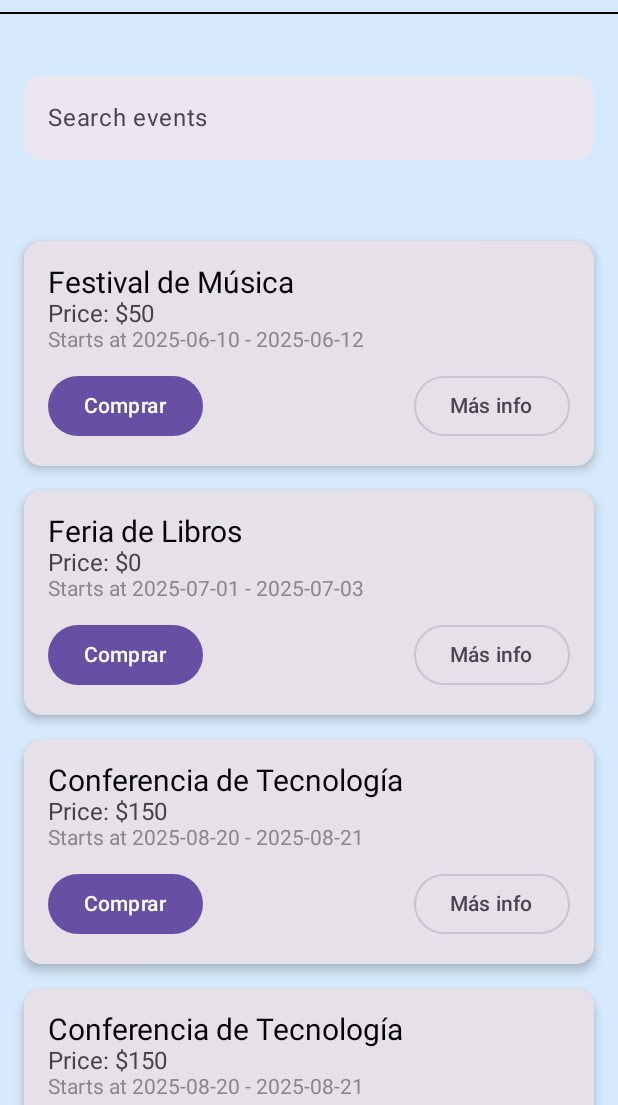
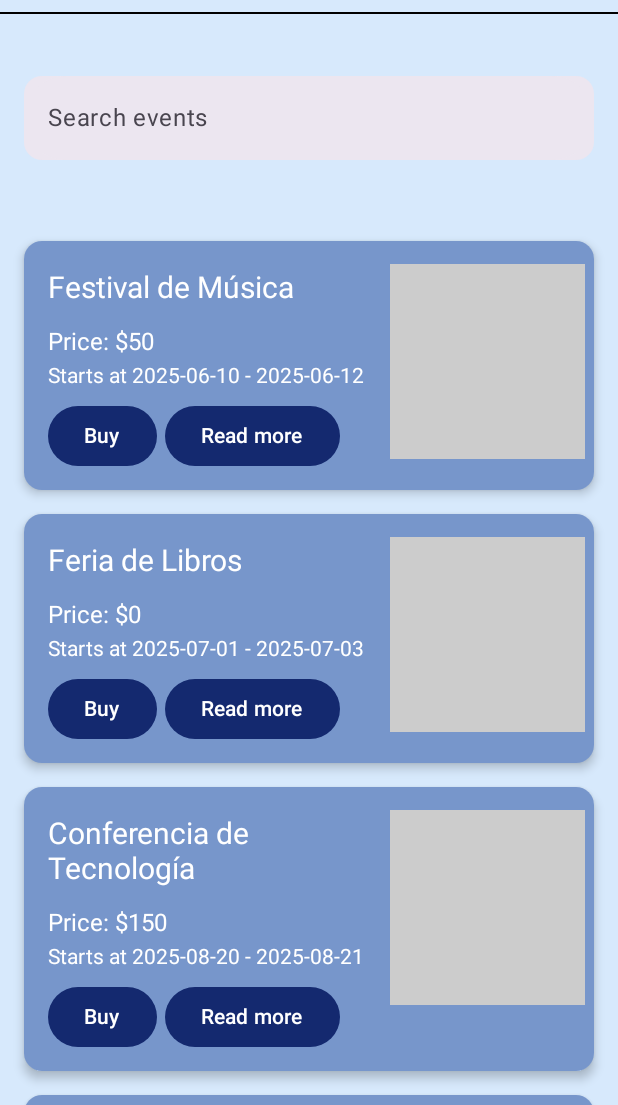
Before and after one commit to MingEvents/MingsEventsApp, an Android app built with Jetpack Compose: the @Preview function EventPagePreview, on a phone screen of 412 x 824 dp, the part 131-1236 px from its top. Run offline under Robolectric (Android 15) with nearby library versions, the phone set to English and light mode, and no system bars; pictures from the network do not load.

Commit message:
lst events done

```diff
--- a/app/build.gradle.kts
+++ b/app/build.gradle.kts
@@ -60,4 +60,5 @@ dependencies {
     debugImplementation(libs.androidx.ui.tooling)
     debugImplementation(libs.androidx.ui.test.manifest)
     implementation("androidx.navigation:navigation-compose:2.7.5")
+    implementation("io.coil-kt:coil-compose:2.4.0")
 }
--- a/app/src/main/AndroidManifest.xml
+++ b/app/src/main/AndroidManifest.xml
@@ -1,6 +1,7 @@
 <?xml version="1.0" encoding="utf-8"?>
 <manifest xmlns:android="http://schemas.android.com/apk/res/android"
     xmlns:tools="http://schemas.android.com/tools">
+    <uses-permission android:name="android.permission.INTERNET" />
 
     <application
         android:allowBackup="true"
--- a/app/src/main/java/com/example/mingseventsapp/AppNavHost.kt
+++ b/app/src/main/java/com/example/mingseventsapp/AppNavHost.kt
@@ -9,6 +9,7 @@ import androidx.navigation.compose.rememberNavController
 import com.example.mingseventsapp.layouts.login.LoginScreen
 import com.example.mingseventsapp.layouts.login.PutBackground
 import com.example.mingseventsapp.layouts.menu.HomeMenuContent
+import com.example.mingseventsapp.layouts.register.RegisterScreen
 
 
 @Composable
@@ -21,9 +22,6 @@ fun AppNavHost(navController: NavHostController = rememberNavController()) {
                 LoginScreen(
                     viewModel = viewModel,
                     navController = navController,
-                    onNavigateToRegister = {
-                        navController.navigate(Routes.REGISTER)
-                    }
                 )
             }
         }
@@ -31,7 +29,7 @@ fun AppNavHost(navController: NavHostController = rememberNavController()) {
             HomeMenuContent()
         }
         composable(Routes.REGISTER) {
-            // Aquí puedes agregar tu RegisterScreen o lo que desees mostrar en esa ruta
+            RegisterScreen()
         }
     }
 }
--- a/app/src/main/java/com/example/mingseventsapp/layouts/login/LoginActivity.kt
+++ b/app/src/main/java/com/example/mingseventsapp/layouts/login/LoginActivity.kt
@@ -32,6 +32,7 @@ import androidx.compose.material3.*
 import androidx.compose.runtime.*
 import androidx.compose.ui.text.input.KeyboardType
 import androidx.compose.ui.text.input.PasswordVisualTransformation
+import androidx.compose.ui.window.Dialog
 import androidx.lifecycle.viewmodel.compose.viewModel
 import androidx.navigation.NavHostController
 import com.example.mingseventsapp.AppNavHost
@@ -62,9 +63,10 @@ fun PutBackground(content: @Composable () -> Unit) {
 
 @Composable
 fun LoginScreen(viewModel: LoginViewModel = viewModel(),
-                onNavigateToRegister: () -> Unit,
                 navController: NavHostController,) {
+
     val state by viewModel.formState.collectAsState()
+    val localLoadingState = remember { mutableStateOf(state.isLoading) }
 
     LaunchedEffect(Unit) {
         viewModel.navigateToMenu.collect {
@@ -75,16 +77,8 @@ fun LoginScreen(viewModel: LoginViewModel = viewModel(),
     }
 
     if (state.isLoading) {
-        Box(
-            modifier = Modifier
-                .fillMaxSize(),
-            contentAlignment = Alignment.Center
-        ) {
-            CircularProgressIndicator(
-                color = Color(0xFF14296F)
-            )
-        }
-    } else {
+        showLoadingDialog(localLoadingState)
+    }
     Column(
         modifier = Modifier
             .fillMaxSize()
@@ -146,9 +140,25 @@ fun LoginScreen(viewModel: LoginViewModel = viewModel(),
             color = MaterialTheme.colorScheme.primary,
             modifier = Modifier
                 .clickable {
-                    onNavigateToRegister()
-                }
+                    navController.navigate(Routes.REGISTER)
+                 }
         )
     }
-  }
 }
+
+@Composable
+fun showLoadingDialog(isLoading: MutableState<Boolean>) {
+    Dialog(
+        onDismissRequest = { isLoading.value = false }
+          ) {
+        Box(
+            modifier = Modifier
+                .fillMaxSize(),
+            contentAlignment = Alignment.Center
+           ) {
+            CircularProgressIndicator(
+                color = Color(0xFF14296F)
+                                     )
+        }
+    }
+}
--- a/app/src/main/java/com/example/mingseventsapp/layouts/login/LoginViewModel.kt
+++ b/app/src/main/java/com/example/mingseventsapp/layouts/login/LoginViewModel.kt
@@ -37,7 +37,7 @@ class LoginViewModel : ViewModel() {
             _formState.value = _formState.value.copy(isLoading = true)
             delay(2000)
 
-            if (_formState.value.email == "admin@example.com" && _formState.value.password == "1234") {
+            if (_formState.value.email == "" && _formState.value.password == "") {
                 _formState.value = _formState.value.copy(error = null)
                 _navigateToMenu.emit(Unit)
 
--- a/app/src/main/java/com/example/mingseventsapp/layouts/pages/EventPage.kt
+++ b/app/src/main/java/com/example/mingseventsapp/layouts/pages/EventPage.kt
@@ -1,5 +1,7 @@
 package com.example.mingseventsapp.layouts.pages
 
+import android.annotation.SuppressLint
+import androidx.compose.foundation.Image
 import androidx.compose.foundation.background
 import androidx.compose.foundation.border
 import androidx.compose.foundation.layout.Arrangement
@@ -12,11 +14,14 @@ import androidx.compose.foundation.layout.fillMaxSize
 import androidx.compose.foundation.layout.fillMaxWidth
 import androidx.compose.foundation.layout.height
 import androidx.compose.foundation.layout.padding
+import androidx.compose.foundation.layout.size
+import androidx.compose.foundation.layout.width
 import androidx.compose.foundation.layout.wrapContentHeight
 import androidx.compose.foundation.lazy.LazyColumn
 import androidx.compose.foundation.lazy.items
 import androidx.compose.foundation.shape.RoundedCornerShape
 import androidx.compose.material3.Button
+import androidx.compose.material3.ButtonDefaults
 import androidx.compose.material3.Card
 import androidx.compose.material3.CardDefaults
 import androidx.compose.material3.Divider
@@ -25,6 +30,7 @@ import androidx.compose.material3.OutlinedButton
 import androidx.compose.material3.SearchBar
 import androidx.compose.material3.Text
 import androidx.compose.runtime.Composable
+import androidx.compose.runtime.MutableState
 import androidx.compose.runtime.getValue
 import androidx.compose.runtime.mutableStateOf
 import androidx.compose.runtime.remember
@@ -36,6 +42,9 @@ import androidx.compose.ui.tooling.preview.Preview
 import androidx.compose.ui.unit.dp
 import androidx.compose.ui.unit.sp
 import androidx.compose.runtime.setValue
+import androidx.compose.ui.draw.shadow
+import androidx.compose.ui.window.Dialog
+import coil.compose.AsyncImage
 import com.example.mingseventsapp.model.event.Event
 
 
@@ -46,10 +55,11 @@ fun EventPagePreview() {
 }
 
 
+@SuppressLint("MutableCollectionMutableState")
 @OptIn(ExperimentalMaterial3Api::class)
 @Composable
 fun EventPage() {
-    var events = listOf(
+    var events = mutableListOf(
         Event(
             event_id = 1,
             name = "Festival de Música",
@@ -87,10 +97,10 @@ fun EventPage() {
             establish_id = 3
         ),
         Event(
-            event_id = 3,
-            name = "Conferencia de Tecnología",
-            price = 150,
-            reserved_places = 250,
+            event_id = 4,
+            name = "Final champions Barça vs Arsenal",
+            price = 1050,
+            reserved_places = 1250,
             photo = "",
             start_date = "2025-08-20",
             end_date = "2025-08-21",
@@ -99,10 +109,10 @@ fun EventPage() {
             establish_id = 3
         ),
         Event(
-            event_id = 3,
-            name = "Conferencia de Tecnología",
-            price = 150,
-            reserved_places = 250,
+            event_id = 5,
+            name = "Concierto Trueno y BadGyal",
+            price = 350,
+            reserved_places = 650,
             photo = "",
             start_date = "2025-08-20",
             end_date = "2025-08-21",
@@ -110,72 +120,15 @@ fun EventPage() {
             descripcion = "Innovación, IA, y futuro digital.",
             establish_id = 3
         ),
-        Event(
-            event_id = 3,
-            name = "Conferencia de Tecnología",
-            price = 150,
-            reserved_places = 250,
-            photo = "",
-            start_date = "2025-08-20",
-            end_date = "2025-08-21",
-            seating = 400,
-            descripcion = "Innovación, IA, y futuro digital.",
-            establish_id = 3
-        ),
-        Event(
-            event_id = 3,
-            name = "Conferencia de Tecnología",
-            price = 150,
-            reserved_places = 250,
-            photo = "",
-            start_date = "2025-08-20",
-            end_date = "2025-08-21",
-            seating = 400,
-            descripcion = "Innovación, IA, y futuro digital.",
-            establish_id = 3
-        ),
-        Event(
-            event_id = 3,
-            name = "Conferencia de Tecnología",
-            price = 150,
-            reserved_places = 250,
-            photo = "",
-            start_date = "2025-08-20",
-            end_date = "2025-08-21",
-            seating = 400,
-            descripcion = "Innovación, IA, y futuro digital.",
-            establish_id = 3
-        ),
-        Event(
-            event_id = 3,
-            name = "Conferencia de Tecnología",
-            price = 150,
-            reserved_places = 250,
-            photo = "",
-            start_date = "2025-08-20",
-            end_date = "2025-08-21",
-            seating = 400,
-            descripcion = "Innovación, IA, y futuro digital.",
-            establish_id = 3
-        ),
-        Event(
-            event_id = 3,
-            name = "Conferencia de Tecnología",
-            price = 150,
-            reserved_places = 250,
-            photo = "",
-            start_date = "2025-08-20",
-            end_date = "2025-08-21",
-            seating = 400,
-            descripcion = "Innovación, IA, y futuro digital.",
-            establish_id = 3
-        )
     )
+
+    var filteredEvents by remember { mutableStateOf(events.toMutableList()) }
+
     var searchString by remember { mutableStateOf("") }
     Box(
         modifier = Modifier
             .fillMaxSize()
-            .background(Color(0xFFD7E9FC)),
+            .background(Color(0xFFd7e9fc)),
         contentAlignment = Alignment.Center
     ) {
         Column(
@@ -201,7 +154,13 @@ fun EventPage() {
     ) {
         SearchBar (
             query = searchString,
-            onQueryChange = { searchString = it },
+            onQueryChange = {
+                searchString = it
+                searchString = it
+                filteredEvents = events.filter { e ->
+                    e.name.contains(it, ignoreCase = true)
+                }.toMutableList()
+                            },
             onSearch = {},
             active = false,
             onActiveChange = {},
@@ -209,10 +168,7 @@ fun EventPage() {
             modifier = Modifier
                 .fillMaxWidth(),
             placeholder = { Text("Search events") }
-        ) {
-
-
-        }
+        ) {}
     }
 
     LazyColumn(
@@ -223,7 +179,7 @@ fun EventPage() {
         item {
             Spacer(modifier = Modifier.height(10.dp))
         }
-        items(events) { event ->
+        items(filteredEvents) { event ->
             EventItem(event)
         }
 
@@ -238,32 +194,92 @@ fun EventItem(event: Event) {
     Card(
         modifier = Modifier
             .fillMaxWidth()
-            .padding(horizontal = 16.dp, vertical = 8.dp),
+            .padding(horizontal = 16.dp, vertical = 8.dp)
+            .background(Color(0xFFD7E9FC)),
         shape = RoundedCornerShape(12.dp),
         elevation = CardDefaults.cardElevation(4.dp),
-    ) {
-        Column(modifier = Modifier.padding(16.dp)) {
-            Text(text = event.name, fontSize = 20.sp, color = Color.Black)
-            Text(text = "Price: $${event.price}", fontSize = 16.sp, color = Color.DarkGray)
+        colors = CardDefaults.cardColors(
+            containerColor = Color(0xFF7796CB)
+                                        )
+        ) {
+        Row (
+            modifier = Modifier.fillMaxWidth()
+            ) {
+            Column(modifier = Modifier
+            .padding(16.dp)
+            .weight(1f)
+                  ) {
+            Text(
+                text = event.name,
+                fontSize = 20.sp,
+                color = Color.White,
+                modifier = Modifier
+                    .padding(top = 3.dp, bottom = 15.dp)
+                )
+            Text(
+                text = "Price: $${event.price}",
+                fontSize = 16.sp,
+                color = Color.White,
+                modifier = Modifier
+                    .padding(bottom = 5.dp)
+                )
+
             Text(
                 text = "Starts at ${event.start_date} - ${event.end_date}",
                 fontSize = 14.sp,
-                color = Color.Gray
-            )
+                color = Color.White
+                )
 
             Spacer(modifier = Modifier.height(12.dp))
 
             Row(
-                horizontalArrangement = Arrangement.SpaceBetween,
                 modifier = Modifier.fillMaxWidth()
-            ) {
-                Button(onClick = { /* Abrir modal de comprar */ }) {
-                    Text("Comprar")
+               ) {
+                Button(
+                    onClick = {/* Abrir pagina comprar entrada*/},
+                    colors = ButtonDefaults.buttonColors(
+                        containerColor = Color(0xFF14296F),
+                        contentColor = Color.White
+                                                        ),
+                    modifier = Modifier
+                        .height(40.dp)
+                      ) {
+                    Text(
+                        text = "Buy"
+                        )
                 }
-                OutlinedButton(onClick = { /*abrir un modal con mas info*/}) {
-                    Text("Más info")
+                Button(
+                    onClick = {/* Abrir pagina mas info*/},
+                    colors = ButtonDefaults.buttonColors(
+                        containerColor = Color(0xFF14296F),
+                        contentColor = Color.White
+                                                        ),
+                    modifier = Modifier
+                        .height(40.dp)
+                        .padding(start = 5.dp)
+                      ) {
+                    Text(
+                        text = "Read more"
+                        )
                 }
             }
         }
+            Box(
+                modifier = Modifier
+                    .padding(top = 15.dp, end = 6.dp)
+                    .size(130.dp)
+                    .background(Color.LightGray)
+                    .clip(RoundedCornerShape(40.dp))
+                ) {}
+          /*  AsyncImage(
+                model = "https://encrypted-tbn0.gstatic.com/images?q=tbn:ANd9GcRnS_M_rDC7mdZq0b-dRC_pWRHkxxGrbv85MA&s",
+                contentDescription = "Imagen del evento",
+                modifier = Modifier
+                    .height(200.dp)
+                    .width(180.dp)
+                    .padding(end = 15.dp)
+                    .clip(RoundedCornerShape(70.dp))
+                      )*/
+    }
     }
 }
--- a/app/src/main/java/com/example/mingseventsapp/layouts/register/RegisterActivity.kt
+++ b/app/src/main/java/com/example/mingseventsapp/layouts/register/RegisterActivity.kt
@@ -1 +1,8 @@
 package com.example.mingseventsapp.layouts.register
+
+import androidx.compose.runtime.Composable
+
+@Composable
+fun RegisterScreen() {
+
+}
--- a/gradle/libs.versions.toml
+++ b/gradle/libs.versions.toml
@@ -1,6 +1,6 @@
 [versions]
 activityComposeVersion = "1.7.2"
-agp = "8.9.1"
+agp = "8.8.2"
 kotlin = "2.0.21"
 coreKtx = "1.16.0"
 junit = "4.13.2"
```
Also changed, not shown: 1 other file.
